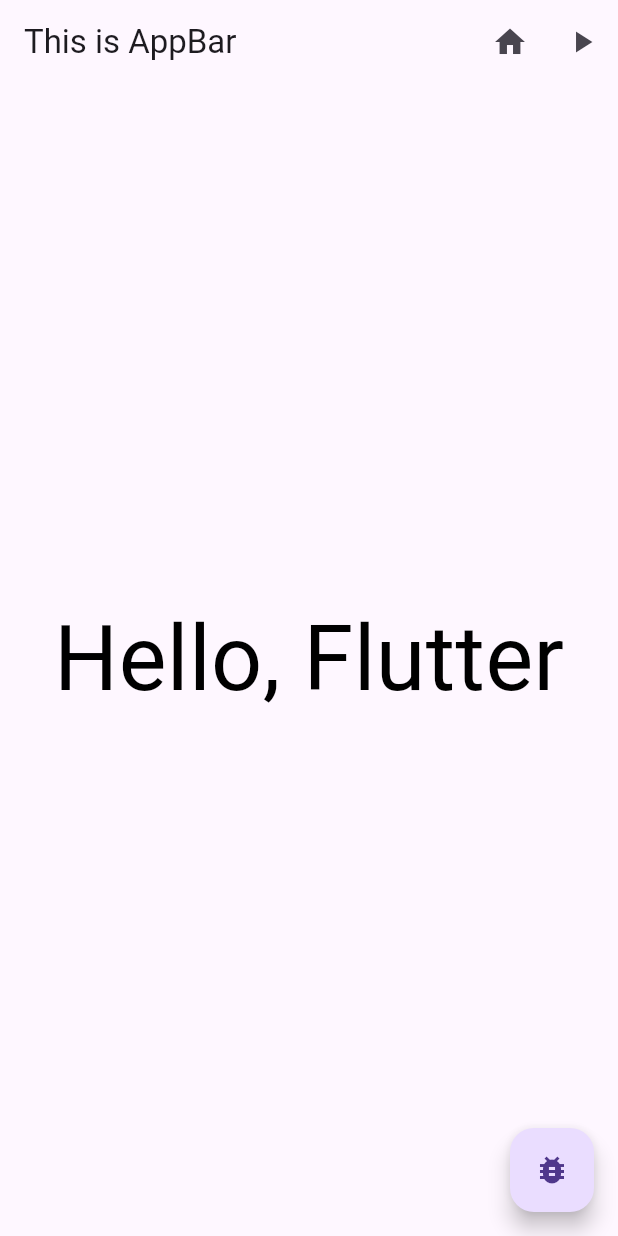
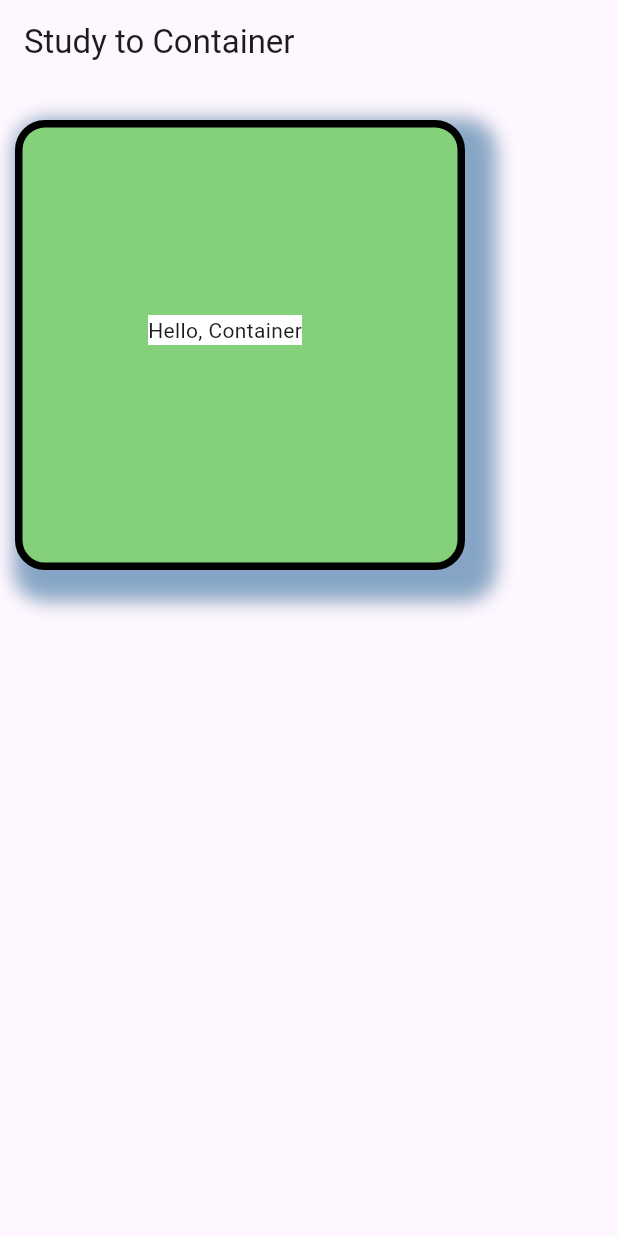
Before and after one commit to ddhelop/flutter-study, a Flutter app: the screen it shows after launch, on a phone screen of 412 x 824 dp. Run offline on Flutter 3.47's test engine with Material 3 defaults, Android fonts, the phone set to English and light mode, and no system bars.

Commit message:
body Container 커스텀 정의 및 다양한 스타일 추가

```diff
--- a/lib/main.dart
+++ b/lib/main.dart
@@ -6,42 +6,49 @@ void main() {
   runApp(
     MaterialApp(
       home: Scaffold(
-        appBar: AppBar(
-          actions: [
-            IconButton(
-              icon: Icon(Icons.home),
-              onPressed: () {
-                print('Tab!');
-              },
-            ),
-            IconButton(icon: Icon(Icons.play_arrow), onPressed: () {}),
-          ],
-          centerTitle: false,
-          title: Text('This is AppBar'),
-        ),
-        body: TestWidget(),
-        floatingActionButton: FloatingActionButton(
-          child: Icon(Icons.bug_report),
-          onPressed: () {
-            print('Floating Action Button!');
-          },
-        ),
+        appBar: AppBar(title: Text('Study to Container')),
+        body: CustomContainer(),
       ),
     ),
   );
 }
 
-class TestWidget extends StatelessWidget {
-  const TestWidget({super.key});
+class CustomContainer extends StatelessWidget {
+  const CustomContainer({super.key});
 
   @override
   Widget build(BuildContext context) {
-    return SafeArea(
+    return Container(
+      width: 300,
+      height: 300,
+
+      padding: EdgeInsets.fromLTRB(10, 20, 30, 40),
+      margin: EdgeInsets.symmetric(horizontal: 10, vertical: 24),
+      decoration: BoxDecoration(
+        borderRadius: BorderRadius.circular(20),
+        boxShadow: [
+          BoxShadow(
+            color: Colors.black.withOpacity(0.3),
+            offset: Offset(10, 10),
+            blurRadius: 10,
+            spreadRadius: 10,
+          ),
+          BoxShadow(
+            color: Colors.blue.withOpacity(0.3),
+            offset: Offset(10, 10),
+            blurRadius: 10,
+            spreadRadius: 10,
+          ),
+        ],
+        border: Border.all(
+          color: Colors.black,
+          width: 5,
+          style: BorderStyle.solid,
+        ),
+        color: Color(0xFF85D07B),
+      ),
       child: Center(
-        child: Text(
-          'Hello, Flutter',
-          style: TextStyle(fontSize: 60, color: Colors.black),
-        ),
+        child: Container(color: Colors.white, child: Text('Hello, Container')),
       ),
     );
   }
```
